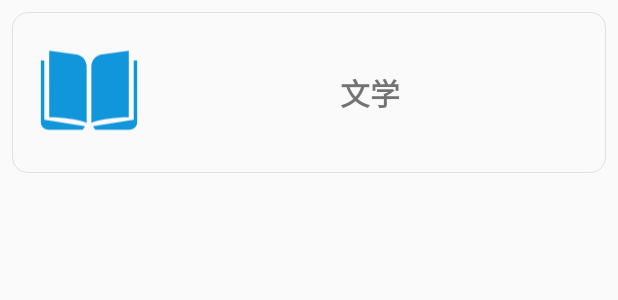
After one commit to shuqian1/BookRecommendation, an Android app: the layout catalog_item.xml on its own in the app's theme, with its tools: preview values and no code run, on a phone screen of 412 x 824 dp. The commit adds this screen. Shown: the top 300 px of the screen. Run offline under Robolectric (Android 15) with nearby library versions, the phone set to English and light mode, and no system bars.

Commit message:
add catalog fragment

```diff
--- a/app/build.gradle
+++ b/app/build.gradle
@@ -15,6 +15,9 @@ android {
         versionName "1.0"
 
         testInstrumentationRunner "androidx.test.runner.AndroidJUnitRunner"
+        vectorDrawables {
+            useSupportLibrary true
+        }
     }
 
     buildTypes {
--- /dev/null
+++ b/app/src/main/res/drawable-v24/catalog_item_background.xml
@@ -0,0 +1,11 @@
+<?xml version="1.0" encoding="utf-8"?>
+<shape xmlns:android="http://schemas.android.com/apk/res/android"
+    android:shape="rectangle">
+<!--    <solid android:color="#E3E1DE"/>-->
+    <stroke android:width="1px" android:color="#E3E1DE"/>
+    <padding android:left="7dp"
+        android:top="7dp"
+        android:right="7dp"
+        android:bottom="7dp" />
+    <corners android:radius="10dp" />
+</shape>
--- /dev/null
+++ b/app/src/main/res/drawable/ic_book.xml
@@ -0,0 +1,9 @@
+<vector xmlns:android="http://schemas.android.com/apk/res/android"
+    android:width="200dp"
+    android:height="200dp"
+    android:viewportWidth="1024"
+    android:viewportHeight="1024">
+  <path
+      android:pathData="M95.8,213.57L64,213.57v578.5c0,38.4 31.4,65.7 69.9,65.7L453,857.77l22.2,-32.4L95.8,764.67L95.8,213.57zM396.4,158.77l-254.9,-35.2 0.3,619.4C249.2,734.57 490,778.67 490,797.17v-528c0,-52.7 -42,-103.2 -93.6,-110.4zM882.2,742.97l0.3,-619.4 -254.9,35.2C576,165.97 534,216.47 534,269.17v528c0,-18.5 240.8,-62.6 348.2,-54.2zM928.2,213.57L928.2,764.67l-379.4,60.7 22.2,32.4h319.2c38.4,0 69.9,-27.2 69.9,-65.7L960.1,213.57h-31.9z"
+      android:fillColor="#1296db"/>
+</vector>
--- /dev/null
+++ b/app/src/main/res/layout/catalog_item.xml
@@ -0,0 +1,47 @@
+<?xml version="1.0" encoding="utf-8"?>
+
+<layout xmlns:android="http://schemas.android.com/apk/res/android"
+    xmlns:app="http://schemas.android.com/apk/res-auto"
+    xmlns:tools="http://schemas.android.com/tools">
+
+    <data>
+        <variable
+            name="catalog"
+            type="com.thoughworks.bookrecommendation.model.data.Catalog" />
+    </data>
+
+    <androidx.constraintlayout.widget.ConstraintLayout
+        android:layout_width="match_parent"
+        android:layout_height="wrap_content"
+        android:layout_margin="8dp"
+        android:background="@drawable/catalog_item_background">
+
+        <ImageView
+            android:id="@+id/book"
+            android:layout_width="73dp"
+            android:layout_height="78dp"
+            android:layout_marginStart="8dp"
+            android:layout_marginLeft="8dp"
+            android:layout_marginTop="8dp"
+            android:layout_marginBottom="8dp"
+            android:contentDescription="@string/ic_book"
+            app:layout_constraintBottom_toBottomOf="parent"
+            app:layout_constraintStart_toStartOf="parent"
+            app:layout_constraintTop_toTopOf="parent"
+            app:srcCompat="@drawable/ic_book" />
+
+        <TextView
+            android:id="@+id/catalog_text"
+            android:layout_width="wrap_content"
+            android:layout_height="wrap_content"
+            android:text="@{catalog.catalog.toString()}"
+            android:textSize="20sp"
+            android:textStyle="bold"
+            app:layout_constraintBottom_toBottomOf="parent"
+            app:layout_constraintEnd_toEndOf="parent"
+            app:layout_constraintHorizontal_bias="0.5"
+            app:layout_constraintStart_toEndOf="@+id/book"
+            app:layout_constraintTop_toTopOf="parent"
+            tools:text="文学" />
+    </androidx.constraintlayout.widget.ConstraintLayout>
+</layout>
--- a/app/src/main/res/values/strings.xml
+++ b/app/src/main/res/values/strings.xml
@@ -1,3 +1,4 @@
 <resources>
     <string name="app_name">Book Recommendation</string>
+    <string name="ic_book">ic_book</string>
 </resources>
```
Also changed, not shown: app/src/main/java/com/thoughworks/bookrecommendation/ui/CatalogAdaptor.kt (added, +56 -0 lines), app/src/main/java/com/thoughworks/bookrecommendation/ui/CatalogFragment.kt (+40 -14 lines), app/src/main/res/layout/activity_main.xml (+5 -5 lines), app/src/main/res/layout/catalog_fragment.xml (+11 -23 lines).
